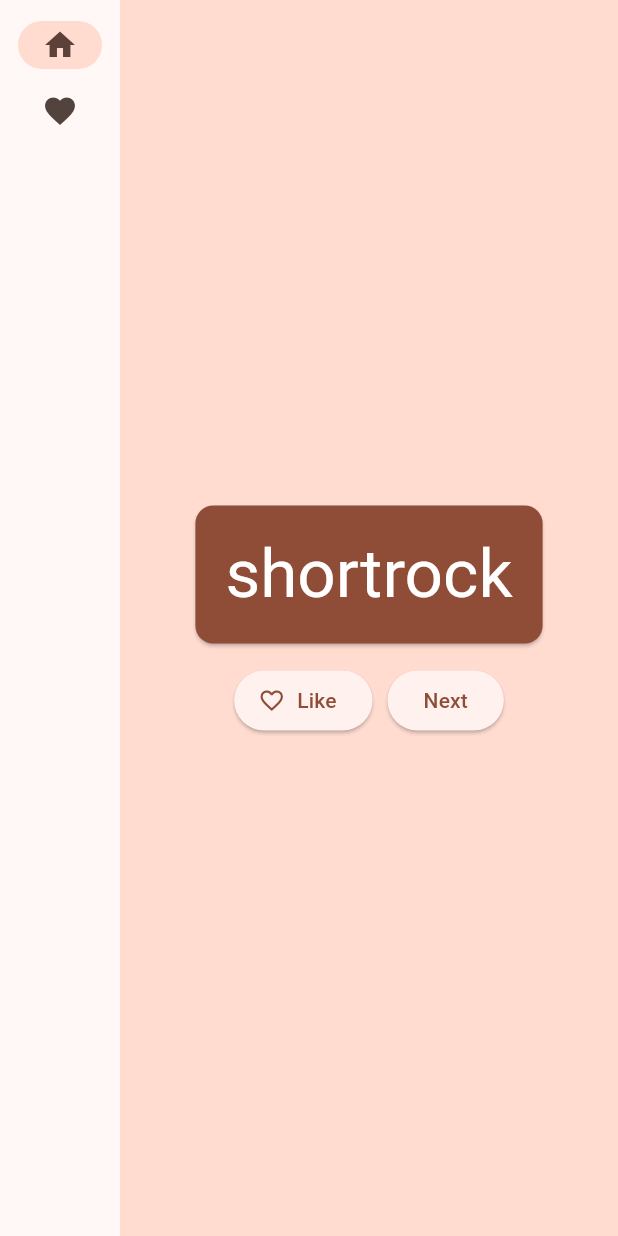
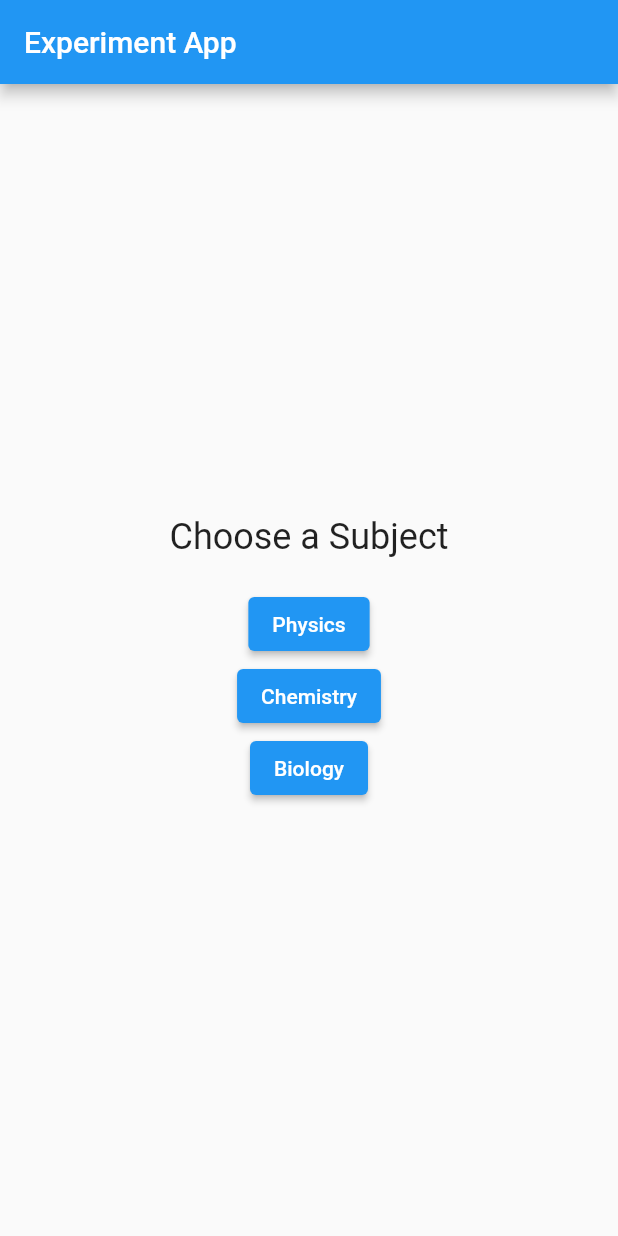
Before and after one commit to RupaakSrinivas/virtualLabs, a Flutter app: the screen it shows after launch, on a phone screen of 412 x 824 dp. Run offline on Flutter 3.47's test engine with Material 2 defaults, Android fonts, the phone set to English and light mode, and no system bars; our stand-ins replace webview_flutter.

Commit message:
Changed main.dart according to the project requirements, added nav bar, subject buttons on the home page, and list of experiments

```diff
--- a/lib/main.dart
+++ b/lib/main.dart
@@ -1,207 +1,355 @@
-import 'package:english_words/english_words.dart';
+// import 'package:english_words/english_words.dart';
+// import 'package:flutter/material.dart';
+// import 'package:provider/provider.dart';
+
+// void main() {
+//   runApp(MyApp());
+// }
+
+// class MyApp extends StatelessWidget {
+//   const MyApp({super.key});
+
+//   @override
+//   Widget build(BuildContext context) {
+//     return ChangeNotifierProvider(
+//       create: (context) => MyAppState(),
+//       child: MaterialApp(
+//         title: 'Namer App',
+//         theme: ThemeData(
+//           useMaterial3: true,
+//           colorScheme: ColorScheme.fromSeed(seedColor: Colors.deepOrangeAccent),
+//         ),
+//         home: MyHomePage(),
+//       ),
+//     );
+//   }
+// }
+
+// class MyAppState extends ChangeNotifier {
+//   var current = WordPair.random();
+//   // var pair = appState
+
+//   void getNext() {
+//     current = WordPair.random();
+//     notifyListeners();
+//   }
+
+//   var favorites = <WordPair>[];
+
+//   void toggleFavorite() {
+//     if (favorites.contains(current)) {
+//       favorites.remove(current);
+//     } else {
+//       favorites.add(current);
+//     }
+//     notifyListeners();
+//   }
+// }
+
+// class MyHomePage extends StatefulWidget {
+//   @override
+//   State<MyHomePage> createState() => _MyHomePageState();
+// }
+
+// class _MyHomePageState extends State<MyHomePage> {
+//   var selectedIndex = 0;
+
+//   @override
+//   Widget build(BuildContext context) {
+//     // ignore: unused_local_variable
+//     Widget page;
+//     switch (selectedIndex) {
+//       case 0:
+//         page = GeneratorPage();
+//         break;
+//       case 1:
+//         page = FavoritesPage();
+//         break;
+//       default:
+//         throw UnimplementedError('no widget for $selectedIndex');
+//     }
+
+//     return LayoutBuilder(
+//       builder: (context, constraints) {
+//         return Scaffold(
+//           body: Row(
+//             children: [
+//               SafeArea(
+//                 child: NavigationRail(
+//                   extended: constraints.maxWidth >= 600,
+//                   destinations: [
+//                     NavigationRailDestination(
+//                       icon: Icon(Icons.home),
+//                       label: Text('Home'),
+//                     ),
+//                     NavigationRailDestination(
+//                       icon: Icon(Icons.favorite),
+//                       label: Text('Favorites'),
+//                     ),
+//                   ],
+//                   selectedIndex: selectedIndex,
+//                   onDestinationSelected: (value) {
+//                     setState(() {
+//                       selectedIndex = value;
+//                     });
+//                   },
+//                 ),
+//               ),
+//               Expanded(
+//                 child: Container(
+//                   color: Theme.of(context).colorScheme.primaryContainer,
+//                   child: page,
+//                 ),
+//               ),
+//             ],
+//           ),
+//         );
+//       }
+//     );
+//   }
+// }
+
+// class GeneratorPage extends StatelessWidget {
+//   @override
+//   Widget build(BuildContext context) {
+//     var appState = context.watch<MyAppState>();
+//     var pair = appState.current;
+
+//     IconData icon;
+//     if (appState.favorites.contains(pair)) {
+//       icon = Icons.favorite;
+//     } else {
+//       icon = Icons.favorite_border;
+//     }
+
+//     return Center(
+//       child: Column(
+//         mainAxisAlignment: MainAxisAlignment.center,
+//         children: [
+//           BigCard(pair: pair),
+//           SizedBox(height: 10),
+//           Row(
+//             mainAxisSize: MainAxisSize.min,
+//             children: [
+//               ElevatedButton.icon(
+//                 onPressed: () {
+//                   appState.toggleFavorite();
+//                 },
+//                 icon: Icon(icon),
+//                 label: Text('Like'),
+//               ),
+//               SizedBox(width: 10),
+//               ElevatedButton(
+//                 onPressed: () {
+//                   appState.getNext();
+//                 },
+//                 child: Text('Next'),
+//               ),
+//             ],
+//           ),
+//         ],
+//       ),
+//     );
+//   }
+// }
+
+// class FavoritesPage extends StatelessWidget {
+//   @override
+//   Widget build(BuildContext context) {
+//     var appState = context.watch<MyAppState>();
+
+//     if (appState.favorites.isEmpty) {
+//       return Center(
+//         child: Text('No favorites yet.'),
+//       );
+//     }
+
+//     return ListView(
+//       children: [
+//         Padding(
+//           padding: const EdgeInsets.all(20),
+//           child: Text('You have '
+//               '${appState.favorites.length} favorites:'),
+//         ),
+//         for (var pair in appState.favorites)
+//           ListTile(
+//             leading: Icon(Icons.favorite),
+//             title: Text(pair.asLowerCase),
+//           ),
+//       ],
+//     );
+//   }
+// }
+
+// class BigCard extends StatelessWidget {
+//   const BigCard({
+//     super.key,
+//     required this.pair,
+//   });
+
+//   final WordPair pair;
+
+//   @override
+//   Widget build(BuildContext context) {
+//     final theme = Theme.of(context);
+
+//     final style = theme.textTheme.displayMedium!.copyWith(
+//       color: theme.colorScheme.onPrimary,
+//     );
+
+//     return Card(
+//       color: theme.colorScheme.primary,
+//       child: Padding(
+//         padding: const EdgeInsets.all(20.0),
+//         child: Text(pair.asString, style: style),
+//       ),
+//     );
+//   }
+// }
+
+
 import 'package:flutter/material.dart';
-import 'package:provider/provider.dart';
+import 'package:webview_flutter/webview_flutter.dart';
+import 'dart:convert';
 
 void main() {
   runApp(MyApp());
 }
 
 class MyApp extends StatelessWidget {
-  const MyApp({super.key});
-
   @override
   Widget build(BuildContext context) {
-    return ChangeNotifierProvider(
-      create: (context) => MyAppState(),
-      child: MaterialApp(
-        title: 'Namer App',
+    return MaterialApp(
+      title: 'Experiment App',
       theme: ThemeData(
-          useMaterial3: true,
-          colorScheme: ColorScheme.fromSeed(seedColor: Colors.deepOrangeAccent),
+        primarySwatch: Colors.blue,
       ),
-        home: MyHomePage(),
+      home: HomePage(),
+      routes: {
+        '/physics': (context) => SubjectPage(
+              subjectName: 'Physics',
+              experiments: [
+                Experiment(
+                  name: 'Experiment 1',
+                  embeddedHTML:
+                      '<div class="sketchfab-embed-wrapper"> <iframe title="Tektronix 2235 Oscilloscope" frameborder="0" allowfullscreen mozallowfullscreen="true" webkitallowfullscreen="true" allow="autoplay; fullscreen; xr-spatial-tracking" xr-spatial-tracking execution-while-out-of-viewport execution-while-not-rendered web-share src="https://sketchfab.com/models/900b377c11724d8bb9985e6c17d6ebb9/embed"> </iframe> <p style="font-size: 13px; font-weight: normal; margin: 5px; color: #4A4A4A;"> <a href="https://sketchfab.com/3d-models/tektronix-2235-oscilloscope-900b377c11724d8bb9985e6c17d6ebb9?utm_medium=embed&utm_campaign=share-popup&utm_content=900b377c11724d8bb9985e6c17d6ebb9" target="_blank" rel="nofollow" style="font-weight: bold; color: #1CAAD9;"> Tektronix 2235 Oscilloscope </a> by <a href="https://sketchfab.com/shrednector?utm_medium=embed&utm_campaign=share-popup&utm_content=900b377c11724d8bb9985e6c17d6ebb9" target="_blank" rel="nofollow" style="font-weight: bold; color: #1CAAD9;"> shrednector </a> on <a href="https://sketchfab.com?utm_medium=embed&utm_campaign=share-popup&utm_content=900b377c11724d8bb9985e6c17d6ebb9" target="_blank" rel="nofollow" style="font-weight: bold; color: #1CAAD9;">Sketchfab</a></p></div>',
+                ),
+                Experiment(
+                  name: 'Experiment 2',
+                  embeddedHTML:
+                      '<div class="sketchfab-embed-wrapper"> ... Your embedded HTML code here ... </div>',
+                ),
+              ],
+            ),
+        // Define routes for other subjects as well
+      },
+    );
+  }
+}
+
+
+
+
+class HomePage extends StatelessWidget {
+  @override
+  Widget build(BuildContext context) {
+    return Scaffold(
+      appBar: AppBar(
+        title: Text('Experiment App'),
+      ),
+      body: Center(
+        child: Column(
+          mainAxisAlignment: MainAxisAlignment.center,
+          children: [
+            Text(
+              'Choose a Subject',
+              style: TextStyle(fontSize: 24),
+            ),
+            SizedBox(height: 20),
+            ElevatedButton(
+              onPressed: () {
+                Navigator.pushNamed(context, '/physics');
+              },
+              child: Text('Physics'),
+            ),
+            ElevatedButton(
+              onPressed: () {
+                Navigator.pushNamed(context, '/chemistry');
+              },
+              child: Text('Chemistry'),
+            ),
+            ElevatedButton(
+              onPressed: () {
+                Navigator.pushNamed(context, '/biology');
+              },
+              child: Text('Biology'),
+            ),
+          ],
+        ),
       ),
     );
   }
 }
 
-class MyAppState extends ChangeNotifier {
-  var current = WordPair.random();
-  // var pair = appState
+class SubjectPage extends StatelessWidget {
+  final String subjectName;
+  final List<Experiment> experiments;
 
-  void getNext() {
-    current = WordPair.random();
-    notifyListeners();
-  }
-
-  var favorites = <WordPair>[];
-
-  void toggleFavorite() {
-    if (favorites.contains(current)) {
-      favorites.remove(current);
-    } else {
-      favorites.add(current);
-    }
-    notifyListeners();
-  }
-}
-
-class MyHomePage extends StatefulWidget {
-  @override
-  State<MyHomePage> createState() => _MyHomePageState();
-}
-
-class _MyHomePageState extends State<MyHomePage> {
-  var selectedIndex = 0;
+  const SubjectPage({required this.subjectName, required this.experiments});
 
   @override
   Widget build(BuildContext context) {
-    // ignore: unused_local_variable
-    Widget page;
-    switch (selectedIndex) {
-      case 0:
-        page = GeneratorPage();
-        break;
-      case 1:
-        page = FavoritesPage();
-        break;
-      default:
-        throw UnimplementedError('no widget for $selectedIndex');
-    }
-
-    return LayoutBuilder(
-      builder: (context, constraints) {
     return Scaffold(
-          body: Row(
-            children: [
-              SafeArea(
-                child: NavigationRail(
-                  extended: constraints.maxWidth >= 600,
-                  destinations: [
-                    NavigationRailDestination(
-                      icon: Icon(Icons.home),
-                      label: Text('Home'),
+      appBar: AppBar(
+        title: Text(subjectName),
       ),
-                    NavigationRailDestination(
-                      icon: Icon(Icons.favorite),
-                      label: Text('Favorites'),
-                    ),
-                  ],
-                  selectedIndex: selectedIndex,
-                  onDestinationSelected: (value) {
-                    setState(() {
-                      selectedIndex = value;
-                    });
-                  },
-                ),
-              ),
-              Expanded(
-                child: Container(
-                  color: Theme.of(context).colorScheme.primaryContainer,
-                  child: page,
-                ),
-              ),
-            ],
+      body: ListView.builder(
+        itemCount: experiments.length,
+        itemBuilder: (context, index) {
+          return ListTile(
+            title: Text(experiments[index].name),
+            onTap: () {
+              Navigator.push(
+                context,
+                MaterialPageRoute(
+                  builder: (context) => WebViewPage(embeddedHTML: experiments[index].embeddedHTML),
                 ),
               );
-      }
+            },
           );
-  }
-}
-
-class GeneratorPage extends StatelessWidget {
-  @override
-  Widget build(BuildContext context) {
-    var appState = context.watch<MyAppState>();
-    var pair = appState.current;
-
-    IconData icon;
-    if (appState.favorites.contains(pair)) {
-      icon = Icons.favorite;
-    } else {
-      icon = Icons.favorite_border;
-    }
-
-    return Center(
-      child: Column(
-        mainAxisAlignment: MainAxisAlignment.center,
-        children: [
-          BigCard(pair: pair),
-          SizedBox(height: 10),
-          Row(
-            mainAxisSize: MainAxisSize.min,
-            children: [
-              ElevatedButton.icon(
-                onPressed: () {
-                  appState.toggleFavorite();
         },
-                icon: Icon(icon),
-                label: Text('Like'),
-              ),
-              SizedBox(width: 10),
-              ElevatedButton(
-                onPressed: () {
-                  appState.getNext();
-                },
-                child: Text('Next'),
-              ),
-            ],
-          ),
-        ],
       ),
     );
   }
 }
 
-class FavoritesPage extends StatelessWidget {
-  @override
-  Widget build(BuildContext context) {
-    var appState = context.watch<MyAppState>();
 
-    if (appState.favorites.isEmpty) {
-      return Center(
-        child: Text('No favorites yet.'),
-      );
+class Experiment {
+  final String name;
+  final String embeddedHTML;
+
+  const Experiment({required this.name, required this.embeddedHTML});
 }
 
-    return ListView(
-      children: [
-        Padding(
-          padding: const EdgeInsets.all(20),
-          child: Text('You have '
-              '${appState.favorites.length} favorites:'),
-        ),
-        for (var pair in appState.favorites)
-          ListTile(
-            leading: Icon(Icons.favorite),
-            title: Text(pair.asLowerCase),
-          ),
-      ],
-    );
-  }
-}
 
-class BigCard extends StatelessWidget {
-  const BigCard({
-    super.key,
-    required this.pair,
-  });
 
-  final WordPair pair;
+class WebViewPage extends StatelessWidget {
+  final String embeddedHTML;
+
+  const WebViewPage({required this.embeddedHTML});
 
   @override
   Widget build(BuildContext context) {
-    final theme = Theme.of(context);
-
-    final style = theme.textTheme.displayMedium!.copyWith(
-      color: theme.colorScheme.onPrimary,
-    );
-
-    return Card(
-      color: theme.colorScheme.primary,
-      child: Padding(
-        padding: const EdgeInsets.all(20.0),
-        child: Text(pair.asString, style: style),
+    return Scaffold(
+      appBar: AppBar(
+        title: Text('Experiment'),
+      ),
+      body: WebView(
+        initialUrl: Uri.dataFromString(
+          embeddedHTML,
+          mimeType: 'text/html',
+          encoding: utf8,
+        ).toString(),
       ),
     );
   }
--- a/pubspec.yaml
+++ b/pubspec.yaml
@@ -11,6 +11,8 @@ environment:
 dependencies:
   flutter:
     sdk: flutter
+  webview_flutter: ^2.0.15
+
 
   english_words: ^4.0.0
   provider: ^6.0.0
```
Also changed, not shown: lib/main1.dart (+43 -48 lines), pubspec.lock, 3 other files. Lines whose indentation alone changed are shown as unchanged.
